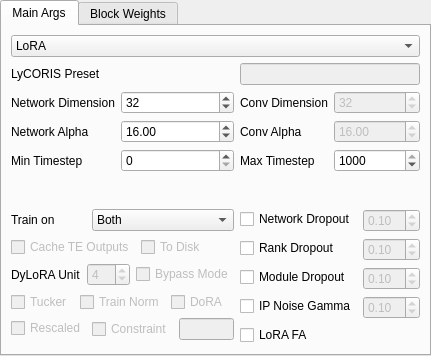
The window that ui_files/NetworkUI.ui (derrian-distro/LoRA_Easy_Training_Scripts) describes before a commit, drawn with Qt 5.
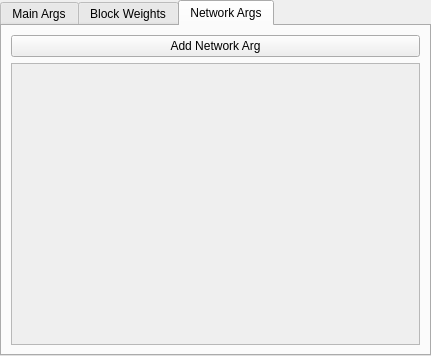
The same window after the commit. The open tabs and pages were chosen to show the change. Custom widgets are drawn as their Qt base class.

Commit message: add flux_shift into the flux args, added a way to specify arbitrary network args

What changed in the file:
```diff
--- a/ui_files/NetworkUI.ui
+++ b/ui_files/NetworkUI.ui
@@ -794,6 +794,38 @@
        </item>
       </layout>
      </widget>
+     <widget class="QWidget" name="network_args_tab">
+      <attribute name="title">
+       <string>Network Args</string>
+      </attribute>
+      <layout class="QVBoxLayout" name="verticalLayout_4">
+       <item>
+        <widget class="QPushButton" name="add_network_arg_button">
+         <property name="text">
+          <string>Add Network Arg</string>
+         </property>
+        </widget>
+       </item>
+       <item>
+        <widget class="QScrollArea" name="scrollArea">
+         <property name="widgetResizable">
+          <bool>true</bool>
+         </property>
+         <widget class="QWidget" name="network_args_item_widget">
+          <property name="geometry">
+           <rect>
+            <x>0</x>
+            <y>0</y>
+            <width>407</width>
+            <height>276</height>
+           </rect>
+          </property>
+          <layout class="QVBoxLayout" name="verticalLayout_5"/>
+         </widget>
+        </widget>
+       </item>
+      </layout>
+     </widget>
     </widget>
    </item>
   </layout>
```
The commit also changes 7 other files.
